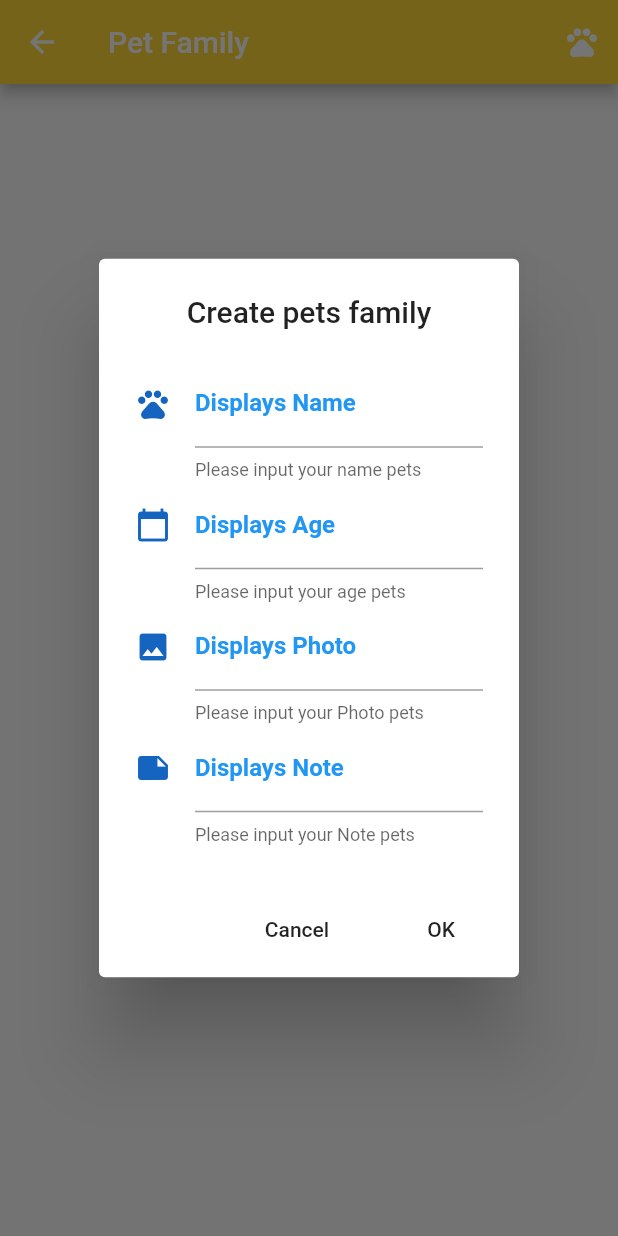
After one commit to sirichaimeemana59/MyResume, a Flutter app: the PetControler screen opened directly, after a tap on the "pets" icon, on a phone screen of 412 x 824 dp. The commit adds this screen. Run offline on Flutter 3.47's test engine with Material 2 defaults, Android fonts, the phone set to English and light mode, and no system bars; network calls fail.

Commit message:
create form submit pets and connect api list view

```diff
--- /dev/null
+++ b/my_app/lib/cleass_model/PetsListModel.dart
@@ -0,0 +1,52 @@
+import 'dart:convert';
+
+List<PestListModel> pestListModelFromJson(String str) =>
+    List<PestListModel>.from(
+        json.decode(str).map((x) => PestListModel.fromJson(x)));
+
+String pestListModelToJson(List<PestListModel> data) =>
+    json.encode(List<dynamic>.from(data.map((x) => x.toJson())));
+
+class PestListModel {
+  PestListModel({
+    this.idPet,
+    this.name,
+    this.age,
+    this.photo,
+    this.note,
+    this.updatedAt,
+    this.createdAt,
+  });
+
+  int idPet;
+  String name;
+  int age;
+  String photo;
+  String note;
+  DateTime updatedAt;
+  DateTime createdAt;
+
+  factory PestListModel.fromJson(Map<String, dynamic> json) => PestListModel(
+        idPet: json["id_pet"] == null ? null : json["id_pet"],
+        name: json["name"] == null ? null : json["name"],
+        age: json["age"] == null ? null : json["age"],
+        photo: json["photo"] == null ? null : json["photo"],
+        note: json["note"] == null ? null : json["note"],
+        updatedAt: json["updated_at"] == null
+            ? null
+            : DateTime.parse(json["updated_at"]),
+        createdAt: json["created_at"] == null
+            ? null
+            : DateTime.parse(json["created_at"]),
+      );
+
+  Map<String, dynamic> toJson() => {
+        "id_pet": idPet == null ? null : idPet,
+        "name": name == null ? null : name,
+        "age": age == null ? null : age,
+        "photo": photo == null ? null : photo,
+        "note": note == null ? null : note,
+        "updated_at": updatedAt == null ? null : updatedAt.toIso8601String(),
+        "created_at": createdAt == null ? null : createdAt.toIso8601String(),
+      };
+}
--- /dev/null
+++ b/my_app/lib/cleass_model/petsModel.dart
@@ -0,0 +1,33 @@
+import 'dart:convert';
+
+PestModel pestModelFromJson(String str) => PestModel.fromJson(json.decode(str));
+
+String pestModelToJson(PestModel data) => json.encode(data.toJson());
+
+class PestModel {
+  PestModel({
+    this.name,
+    this.age,
+    this.photo,
+    this.note,
+  });
+
+  String name;
+  String age;
+  String photo;
+  String note;
+
+  factory PestModel.fromJson(Map<String, dynamic> json) => PestModel(
+        name: json["name"] == null ? null : json["name"],
+        age: json["age"] == null ? null : json["age"],
+        photo: json["photo"] == null ? null : json["photo"],
+        note: json["note"] == null ? null : json["note"],
+      );
+
+  Map<String, dynamic> toJson() => {
+        "name": name == null ? null : name,
+        "age": age == null ? null : age,
+        "photo": photo == null ? null : photo,
+        "note": note == null ? null : note,
+      };
+}
--- /dev/null
+++ b/my_app/lib/pets/petList.dart
@@ -0,0 +1,334 @@
+import 'dart:convert';
+//import 'dart:io';
+
+import 'package:flutter/material.dart';
+import 'package:http/http.dart' as http;
+import 'package:my_app/cleass_model/petsModel.dart';
+
+class PetControler extends StatefulWidget {
+  @override
+  _PetControlerState createState() => _PetControlerState();
+}
+
+class _PetControlerState extends State<PetControler> {
+//Create valiable and form validate
+  final formKey = GlobalKey<FormState>();
+  String nameString, ageString, noteString, photoString;
+  List pets = []; //สร้างไว้เพื่อรับข้อมูลรายการสัตว์
+  bool isLoading = false;
+
+  //File
+  //File _image;
+  //Endfile
+  void initState() {
+    //Get State
+    super.initState();
+    this.fetchPets();
+  }
+
+  @override
+  Widget build(BuildContext context) {
+    return Scaffold(
+      appBar: AppBar(
+        backgroundColor: Colors.yellow.shade600,
+        title: Text('Pet Family'),
+        actions: [
+          submitButton(),
+        ],
+      ),
+      body: getbody(),
+    );
+  }
+
+  Widget getbody() {
+    return ListView.builder(
+        itemCount: pets.length,
+        itemBuilder: (context, index) {
+          return getCard(pets[index]);
+        });
+  }
+
+  Widget getCard(item) {
+    var name = item['name'];
+    var age = item['age'];
+    var photo = item['photo'];
+    var note = item['note'];
+    return Card(
+      child: Padding(
+        padding: const EdgeInsets.all(10.0),
+        child: ListTile(
+          title: Row(
+            children: [
+              Container(
+                width: 60,
+                height: 60,
+                decoration: BoxDecoration(
+                    color: Colors.blue.shade400,
+                    borderRadius: BorderRadius.circular(60 / 2)),
+              ),
+              Padding(
+                padding: const EdgeInsets.all(10.0),
+                child: Column(
+                  crossAxisAlignment: CrossAxisAlignment.start,
+                  children: [
+                    SizedBox(
+                      width: MediaQuery.of(context).size.width - 140,
+                      child: Text("Name : " + name),
+                    ),
+                    SizedBox(height: 8.0),
+                    SizedBox(
+                      width: MediaQuery.of(context).size.width - 140,
+                      child: Text("Age : " + age),
+                    ),
+                    SizedBox(height: 8.0),
+                    SizedBox(
+                      width: MediaQuery.of(context).size.width - 140,
+                      child: Text("Photo : " + photo),
+                    ),
+                    SizedBox(height: 8.0),
+                    SizedBox(
+                      width: MediaQuery.of(context).size.width - 140,
+                      child: Text("Note : " + note),
+                    )
+                  ],
+                ),
+              )
+            ],
+          ),
+        ),
+      ),
+    );
+  }
+
+  //Button
+  Widget submitButton() {
+    return IconButton(
+        icon: Icon(Icons.pets),
+        onPressed: () async {
+          //print('You Click save');
+          formCreateAlertDialog(context);
+          //if (formKey.currentState.validate()) {
+          // formKey.currentState.save();
+          //final String name = nameString;
+          //final String email = emailString;
+          ///final String password = passwordString;
+          //print('name= $nameString, lname= $lnameString, phone= $phoneString,dob= $dobString, password= $passwordString');
+          //createUser(name, email, password);
+
+          // setState(() {
+          //   _user = user;
+          // });
+          //}
+        });
+  }
+
+  //Make popup step
+//Popup Login Success
+  formCreateAlertDialog(BuildContext context) async {
+    //popupRegisterController registerController = popupRegisterController();
+    return await showDialog(
+        context: context,
+        builder: (context) {
+          return StatefulBuilder(builder: (context, setState) {
+            return AlertDialog(
+              content: Form(
+                key: formKey,
+                child: Column(
+                  mainAxisSize: MainAxisSize.min,
+                  children: [
+                    nameText(),
+                    ageText(),
+                    photoText(),
+                    noteText(),
+                  ],
+                ),
+              ),
+              title: Center(child: Text('Create pets family')),
+              //content: SingleChildScrollView(
+              //scrollDirection: Axis.horizontal,
+              //),
+              actions: [
+                MaterialButton(
+                  elevation: 5.0,
+                  child: Text('Cancel'),
+                  onPressed: () {
+                    MaterialPageRoute materialPageRoute = MaterialPageRoute(
+                        builder: (BuildContext context) => PetControler());
+                    Navigator.of(context).push(
+                        materialPageRoute); //การสร้าง Route เพื่อเปิดหน้าใหม่
+                  },
+                ),
+                MaterialButton(
+                  elevation: 5.0,
+                  child: Text('OK'),
+                  onPressed: () async {
+                    //print('You click me');
+                    if (formKey.currentState.validate()) {
+                      formKey.currentState.save();
+                      final String name = nameString;
+                      final String age = ageString;
+                      final String photo = photoString;
+                      final String note = noteString;
+                      createPets(name, age, photo, note);
+                      //print(nameString);
+                    }
+                  },
+                )
+              ],
+            );
+          });
+        });
+  }
+
+//End Popup
+
+//Widget Input form
+  Widget nameText() {
+    return TextFormField(
+      decoration: InputDecoration(
+        icon: Icon(Icons.pets, color: Colors.blue.shade800),
+        labelText: 'Displays Name',
+        labelStyle: TextStyle(color: Colors.blue, fontWeight: FontWeight.bold),
+        helperText: 'Please input your name pets',
+      ),
+      validator: (String value) {
+        if (value.isEmpty) {
+          return 'Please Fill Your Name Pets';
+        } else {
+          return null;
+        }
+      },
+      onSaved: (String value) {
+        nameString = value.trim();
+      },
+    );
+  }
+
+  Widget ageText() {
+    return TextFormField(
+      decoration: InputDecoration(
+        icon: Icon(Icons.calendar_today, color: Colors.blue.shade800),
+        labelText: 'Displays Age',
+        labelStyle: TextStyle(color: Colors.blue, fontWeight: FontWeight.bold),
+        helperText: 'Please input your age pets',
+      ),
+      validator: (String value) {
+        if (value.isEmpty) {
+          return 'Please Fill Your Age Pets';
+        } else {
+          return null;
+        }
+      },
+      onSaved: (String value) {
+        ageString = value.trim();
+      },
+    );
+  }
+
+  Widget photoText() {
+    return TextFormField(
+      decoration: InputDecoration(
+        icon: Icon(Icons.image, color: Colors.blue.shade800),
+        labelText: 'Displays Photo',
+        labelStyle: TextStyle(color: Colors.blue, fontWeight: FontWeight.bold),
+        helperText: 'Please input your Photo pets',
+      ),
+      validator: (String value) {
+        if (value.isEmpty) {
+          return 'Please Fill Your Photo Pets';
+        } else {
+          return null;
+        }
+      },
+      onSaved: (String value) {
+        photoString = value.trim();
+      },
+    );
+  }
+
+  Widget noteText() {
+    return TextFormField(
+      decoration: InputDecoration(
+        icon: Icon(Icons.note, color: Colors.blue.shade800),
+        labelText: 'Displays Note',
+        labelStyle: TextStyle(color: Colors.blue, fontWeight: FontWeight.bold),
+        helperText: 'Please input your Note pets',
+      ),
+      validator: (String value) {
+        if (value.isEmpty) {
+          return 'Please Fill Your Note Pets';
+        } else {
+          return null;
+        }
+      },
+      onSaved: (String value) {
+        noteString = value.trim();
+      },
+    );
+  }
+
+  //Show form
+  Widget showForm() {
+    return Scaffold(
+      body: Form(
+          key: formKey,
+          child: Center(
+            child: ListView(
+              padding: EdgeInsets.all(30.0),
+              children: [
+                nameText(),
+                ageText(),
+                photoText(),
+                noteText(),
+              ],
+            ),
+          )),
+    );
+  }
+
+  //API Create pets
+  // ignore: missing_return
+  Future<PestModel> createPets(
+      //สร้าง Future เพื่อเรียก UserModel และส่งไปสรเาง User
+      String name,
+      String age,
+      String photo,
+      note) async {
+    //final String apiCreateUser = "http://127.0.0.1:8000/user_create_user";
+
+    var response = await http.post(
+        Uri.http('127.0.0.1:8000', '/user_create_pets'),
+        body: {"name": name, "age": age, "photo": photo, "note": note});
+    if (response.statusCode == 200) {
+      print('success');
+      //contentPopup();
+      //createAlertDialog(context);
+      MaterialPageRoute materialPageRoute =
+          MaterialPageRoute(builder: (BuildContext context) => PetControler());
+      Navigator.of(context).push(materialPageRoute);
+    } else {
+      print('Error');
+    }
+  }
+
+  //end API Create pets
+
+  //API Get data and fetch
+  fetchPets() async {
+    var response = await http.get(Uri.http('127.0.0.1:8000', '/user_lit_pets'));
+    if (response.statusCode == 200) {
+      var items = json.decode(response.body);
+      print(items);
+      setState(() {
+        pets = items;
+      });
+    } else {
+      setState(() {
+        pets = [];
+      });
+    }
+    //print(userAccountFromJson(response.body));
+  }
+
+  //End fetch
+}
```
Also changed, not shown: my_app/lib/user/login.dart (+5 -3 lines).
